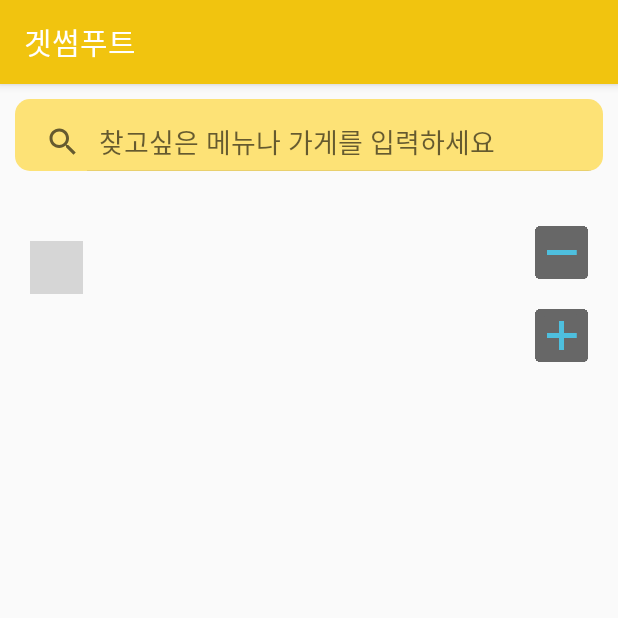
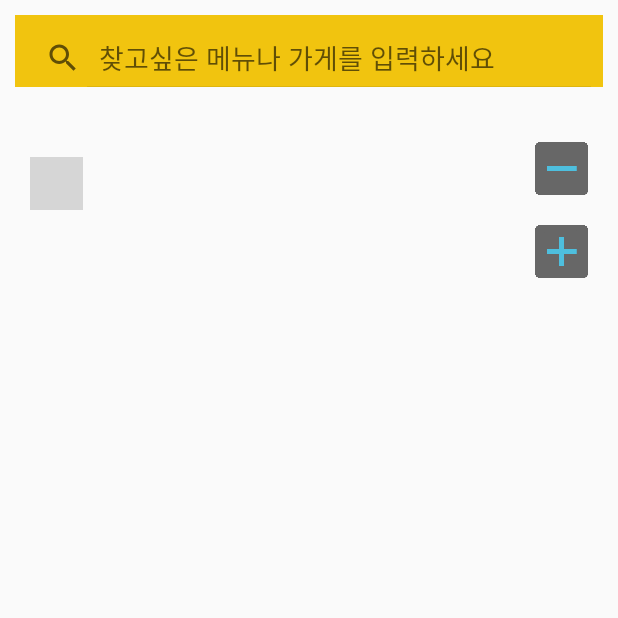
Before and after one commit to JIN-YOON-SOO/getSum_foodtruck, an Android app: the screen it shows after launch (DeviceMapActivity), on a phone screen of 412 x 824 dp, the top half of it. Run offline under Robolectric (Android 15) with nearby library versions, the phone set to English and light mode, and no system bars; libraries missing offline, so code that uses them is left out: com.naver.maps; plain views replace LocationButtonView, MapView; grey boxes are pictures that could not be loaded.

Commit message:
device map 줌인 줌아웃 최신 gps위치 버튼 //추가 검색창 layout 추가

```diff
--- a/app/src/main/AndroidManifest.xml
+++ b/app/src/main/AndroidManifest.xml
@@ -11,7 +11,7 @@
         android:label="@string/app_name"
         android:roundIcon="@mipmap/ic_launcher_round"
         android:supportsRtl="true"
-        android:theme="@style/AppTheme">
+        android:theme="@style/Theme.AppCompat.DayNight.NoActionBar">
 
         <meta-data
             android:name="com.naver.maps.map.CLIENT_ID"
--- a/app/src/main/java/com/example/getsumfoot/DeviceMapActivity.java
+++ b/app/src/main/java/com/example/getsumfoot/DeviceMapActivity.java
@@ -8,6 +8,7 @@ import android.Manifest;
 import android.app.Activity;
 import android.content.pm.PackageManager;
 import android.os.Bundle;
+import android.view.Menu;
 import android.widget.Toast;
 
 import com.naver.maps.map.LocationTrackingMode;
@@ -98,4 +99,5 @@ public class DeviceMapActivity extends AppCompatActivity {
         }
         return true;
     }
+
 }
--- a/app/src/main/res/layout/activity_device_map.xml
+++ b/app/src/main/res/layout/activity_device_map.xml
@@ -33,14 +33,15 @@
             app:navermap_logoMargin="40dp">
 
             <androidx.appcompat.widget.SearchView
-                android:clickable="true"
-                android:background="@drawable/normal_rec_btn_info"
                 android:id="@+id/search_view"
                 android:paddingTop="10dp"
                 android:layout_margin="10dp"
                 android:layout_width="match_parent"
                 android:layout_height="wrap_content"
+                android:clickable="true"
+                android:background="@color/colorPrimary"
                 app:iconifiedByDefault="false"
+
                 app:queryHint="찾고싶은 메뉴나 가게를 입력하세요"/>
 
         </com.naver.maps.map.MapView>
```
